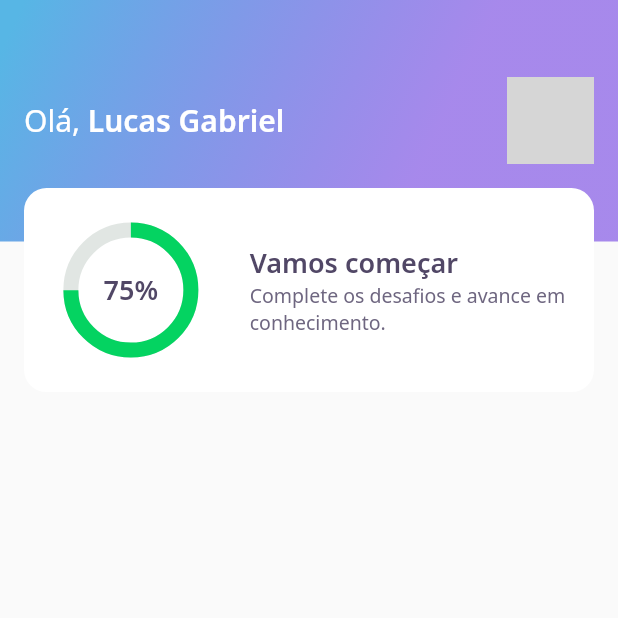
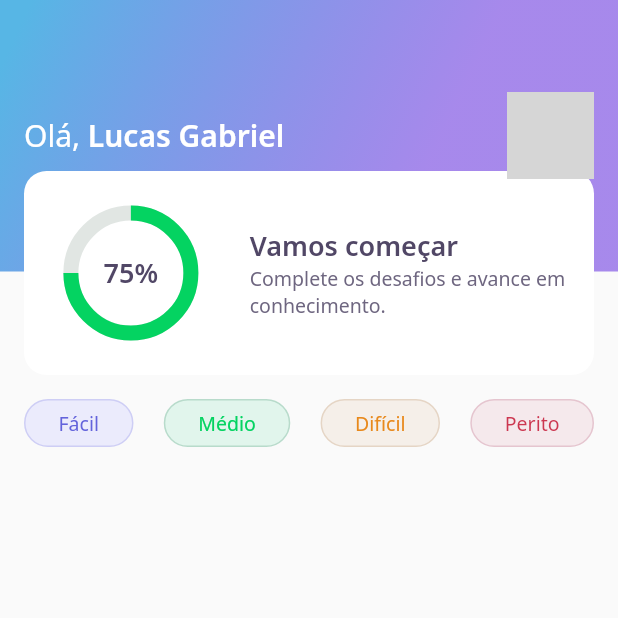
Before and after one commit to 90lucasgabriel/quiz-nlw5, a Flutter app: the screen it shows after launch, on a phone screen of 412 x 824 dp, the top half of it. Run offline on Flutter 3.47's test engine with Material 2 defaults, Android fonts, the phone set to English and light mode, and no system bars; our stand-ins replace google_fonts; network calls fail; grey boxes are pictures that could not be loaded.

Commit message:
04 - New: LevelButton;

```diff
--- a/lib/home/home_page.dart
+++ b/lib/home/home_page.dart
@@ -1,6 +1,7 @@
 import 'package:flutter/material.dart';
 
 import 'package:quiz/home/widgets/appbar/appbar_widget.dart';
+import 'package:quiz/home/widgets/level_button/level_button_widget.dart';
 
 class HomePage extends StatefulWidget {
   HomePage({Key? key}) : super(key: key);
@@ -14,6 +15,21 @@
   Widget build(BuildContext context) {
     return Scaffold(
       appBar: AppbarWidget(),
+      body: Container(
+        padding: EdgeInsets.symmetric(
+          horizontal: 16,
+          vertical: 16,
+        ),
+        child: Row(
+          mainAxisAlignment: MainAxisAlignment.spaceBetween,
+          children: [
+            LevelButtonWidget(label: 'Fácil'),
+            LevelButtonWidget(label: 'Médio'),
+            LevelButtonWidget(label: 'Difícil'),
+            LevelButtonWidget(label: 'Perito'),
+          ],
+        ),
+      ),
     );
   }
 }
--- a/lib/home/widgets/appbar/appbar_widget.dart
+++ b/lib/home/widgets/appbar/appbar_widget.dart
@@ -7,13 +7,13 @@
       : super(
           preferredSize: Size.fromHeight(250),
           child: Container(
-            height: 250,
+            height: 270,
             child: Stack(
               children: [
                 Container(
                   decoration: BoxDecoration(gradient: AppGradients.linear),
                   child: Container(
-                    height: 161,
+                    height: 181,
                     width: double.maxFinite,
                     padding: EdgeInsets.symmetric(horizontal: 16),
                     child: Row(
@@ -46,7 +46,7 @@
                   ),
                 ),
                 Align(
-                  alignment: Alignment(0, 1.2),
+                  alignment: Alignment(0, 1),
                   child: ScoreCardWidget(),
                 ),
               ],
--- /dev/null
+++ b/lib/home/widgets/level_button/level_button_widget.dart
@@ -0,0 +1,62 @@
+import 'package:flutter/material.dart';
+import 'package:google_fonts/google_fonts.dart';
+import 'package:quiz/core/core.dart';
+
+class LevelButtonWidget extends StatelessWidget {
+  final String label;
+  LevelButtonWidget({required this.label})
+      : assert(['Fácil', 'Médio', 'Difícil', 'Perito'].contains(label));
+
+  final config = {
+    'Fácil': {
+      'color': AppColors.levelButtonFacil,
+      'borderColor': AppColors.levelButtonBorderFacil,
+      'fontColor': AppColors.levelButtonTextFacil,
+    },
+    'Médio': {
+      'color': AppColors.levelButtonMedio,
+      'borderColor': AppColors.levelButtonBorderMedio,
+      'fontColor': AppColors.levelButtonTextMedio,
+    },
+    'Difícil': {
+      'color': AppColors.levelButtonDificil,
+      'borderColor': AppColors.levelButtonBorderDificil,
+      'fontColor': AppColors.levelButtonTextDificil,
+    },
+    'Perito': {
+      'color': AppColors.levelButtonPerito,
+      'borderColor': AppColors.levelButtonBorderPerito,
+      'fontColor': AppColors.levelButtonTextPerito,
+    },
+  };
+
+  Color get color => config[label]!['color']!;
+  Color get borderColor => config[label]!['borderColor']!;
+  Color get fontColor => config[label]!['fontColor']!;
+
+  @override
+  Widget build(BuildContext context) {
+    return Container(
+      decoration: BoxDecoration(
+        color: color,
+        border: Border.fromBorderSide(
+          BorderSide(color: borderColor),
+        ),
+        borderRadius: BorderRadius.circular(28),
+      ),
+      child: Container(
+        padding: EdgeInsets.symmetric(
+          horizontal: 22,
+          vertical: 6,
+        ),
+        child: Text(
+          label,
+          style: GoogleFonts.notoSans(
+            color: fontColor,
+            fontSize: 13,
+          ),
+        ),
+      ),
+    );
+  }
+}
```
